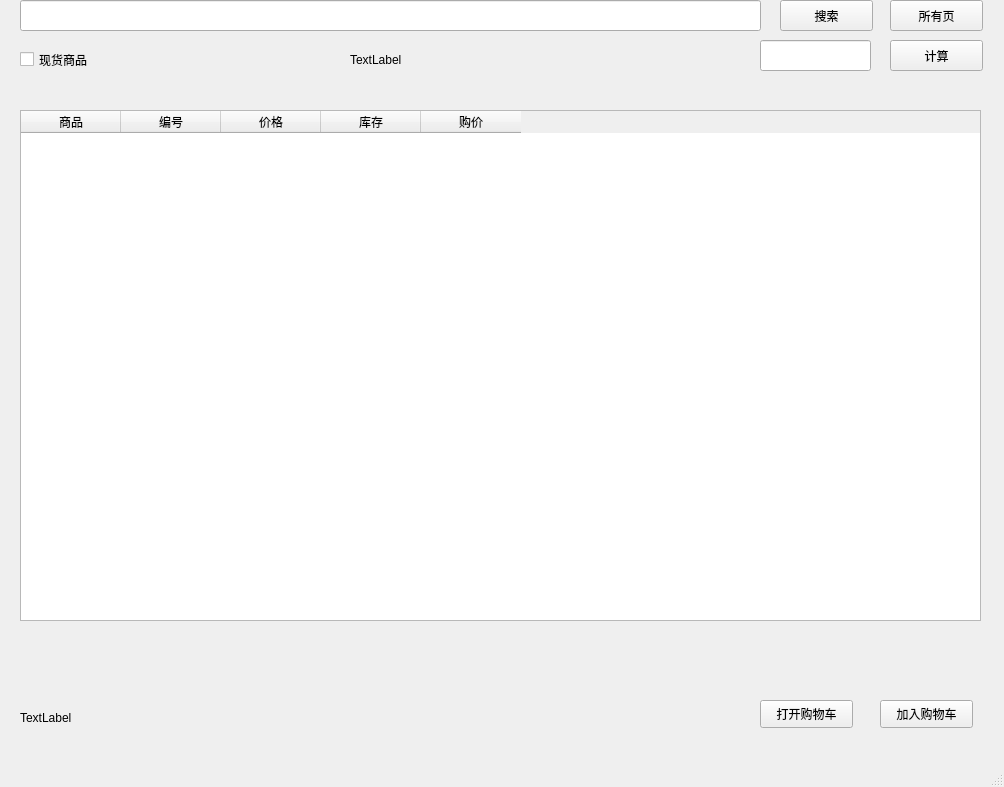
Above: cmpp.ui from late0001/price_relations before the change. Below: the same form after it.
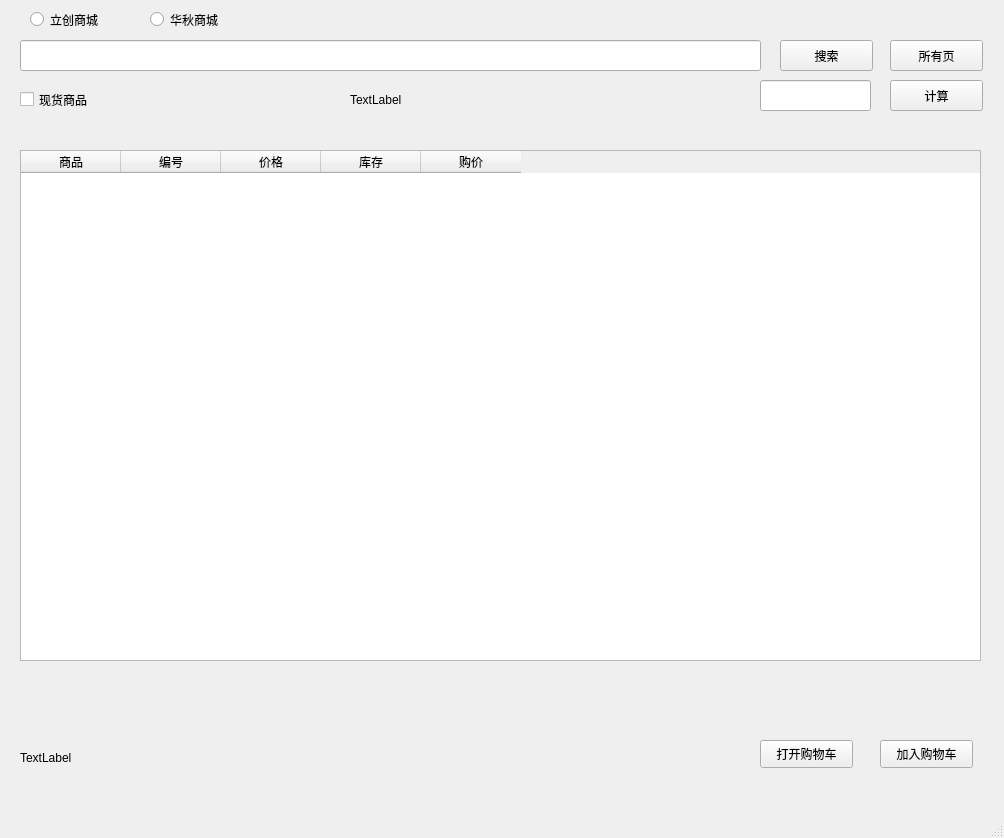
That is the form after the change.

Patch:
```diff
--- a/cmpp.ui
+++ b/cmpp.ui
@@ -7,7 +7,7 @@
     <x>0</x>
     <y>0</y>
     <width>1004</width>
-    <height>787</height>
+    <height>838</height>
    </rect>
   </property>
   <property name="windowTitle">
@@ -18,7 +18,7 @@
     <property name="geometry">
      <rect>
       <x>20</x>
-      <y>0</y>
+      <y>40</y>
       <width>741</width>
       <height>31</height>
      </rect>
@@ -28,7 +28,7 @@
     <property name="geometry">
      <rect>
       <x>780</x>
-      <y>0</y>
+      <y>40</y>
       <width>93</width>
       <height>31</height>
      </rect>
@@ -41,7 +41,7 @@
     <property name="geometry">
      <rect>
       <x>20</x>
-      <y>710</y>
+      <y>750</y>
       <width>731</width>
       <height>16</height>
      </rect>
@@ -54,7 +54,7 @@
     <property name="geometry">
      <rect>
       <x>20</x>
-      <y>110</y>
+      <y>150</y>
       <width>961</width>
       <height>511</height>
      </rect>
@@ -104,7 +104,7 @@
     <property name="geometry">
      <rect>
       <x>880</x>
-      <y>700</y>
+      <y>740</y>
       <width>93</width>
       <height>28</height>
      </rect>
@@ -117,7 +117,7 @@
     <property name="geometry">
      <rect>
       <x>760</x>
-      <y>40</y>
+      <y>80</y>
       <width>111</width>
       <height>31</height>
      </rect>
@@ -127,7 +127,7 @@
     <property name="geometry">
      <rect>
       <x>890</x>
-      <y>40</y>
+      <y>80</y>
       <width>93</width>
       <height>31</height>
      </rect>
@@ -140,7 +140,7 @@
     <property name="geometry">
      <rect>
       <x>20</x>
-      <y>50</y>
+      <y>90</y>
       <width>91</width>
       <height>19</height>
      </rect>
@@ -153,7 +153,7 @@
     <property name="geometry">
      <rect>
       <x>350</x>
-      <y>50</y>
+      <y>90</y>
       <width>291</width>
       <height>20</height>
      </rect>
@@ -166,7 +166,7 @@
     <property name="geometry">
      <rect>
       <x>20</x>
-      <y>640</y>
+      <y>680</y>
       <width>951</width>
       <height>41</height>
      </rect>
@@ -177,7 +177,7 @@
     <property name="geometry">
      <rect>
       <x>760</x>
-      <y>700</y>
+      <y>740</y>
       <width>93</width>
       <height>28</height>
      </rect>
@@ -190,7 +190,7 @@
     <property name="geometry">
      <rect>
       <x>890</x>
-      <y>0</y>
+      <y>40</y>
       <width>93</width>
       <height>31</height>
      </rect>
@@ -199,6 +199,32 @@
      <string>所有页</string>
     </property>
    </widget>
+   <widget class="QRadioButton" name="radioLCSC">
+    <property name="geometry">
+     <rect>
+      <x>30</x>
+      <y>10</y>
+      <width>115</width>
+      <height>19</height>
+     </rect>
+    </property>
+    <property name="text">
+     <string>立创商城</string>
+    </property>
+   </widget>
+   <widget class="QRadioButton" name="radioHQ">
+    <property name="geometry">
+     <rect>
+      <x>150</x>
+      <y>10</y>
+      <width>115</width>
+      <height>19</height>
+     </rect>
+    </property>
+    <property name="text">
+     <string>华秋商城</string>
+    </property>
+   </widget>
   </widget>
   <widget class="QMenuBar" name="menubar">
    <property name="geometry">
```
Left out of the diff: 2 changed lines with no effect on the pictures.
